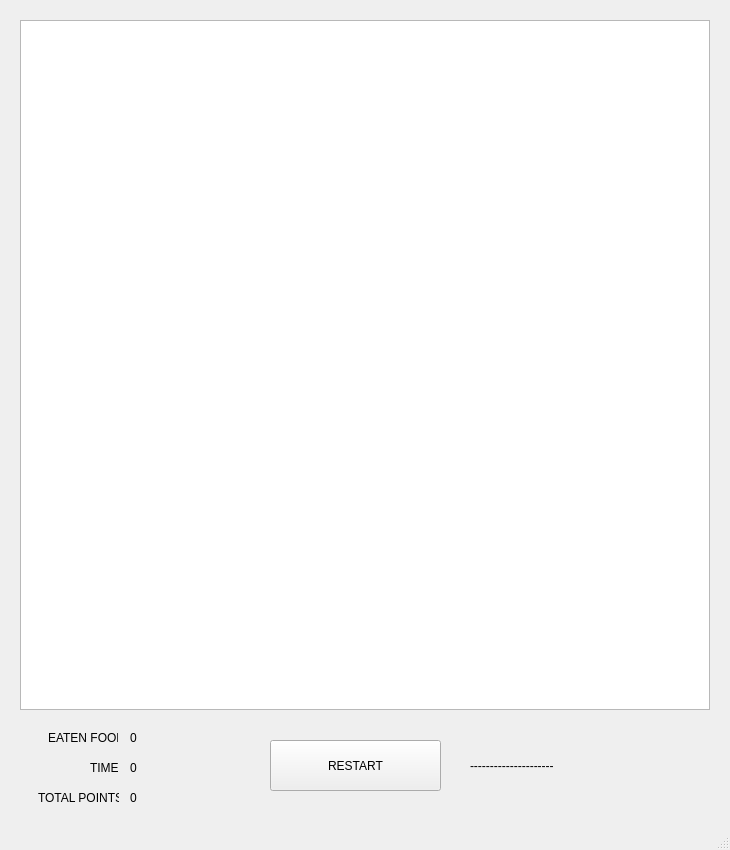
This is mainwindow.ui in Kacper2048/Snake as Qt 5 draws it before an edit. The edited form follows.
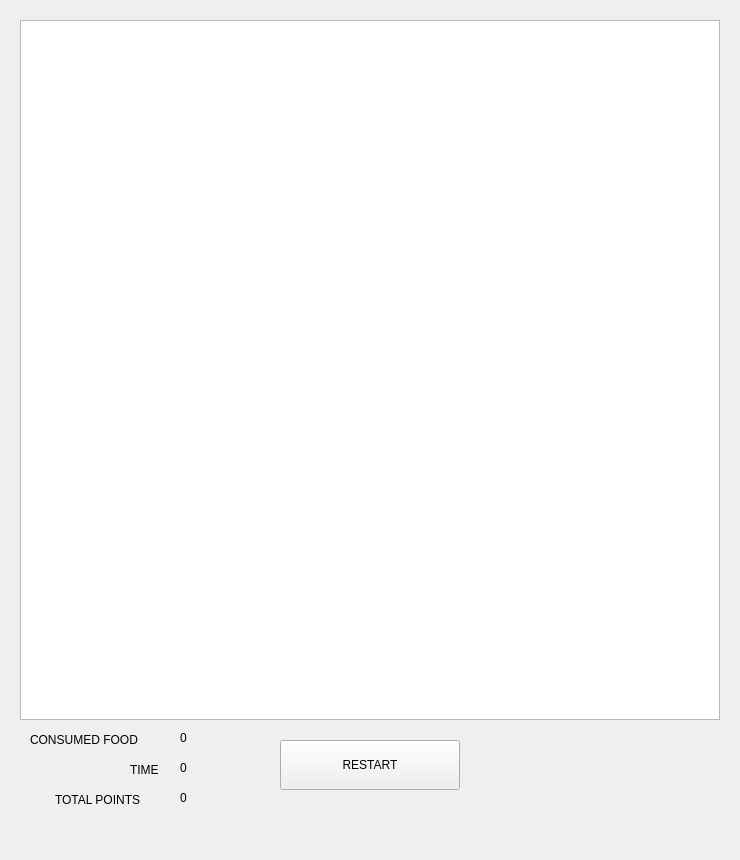
This is the edited form.

Diff of the .ui file:
```diff
--- a/mainwindow.ui
+++ b/mainwindow.ui
@@ -6,8 +6,8 @@
    <rect>
     <x>0</x>
     <y>0</y>
-    <width>730</width>
-    <height>850</height>
+    <width>740</width>
+    <height>860</height>
    </rect>
   </property>
   <property name="windowTitle">
@@ -19,44 +19,56 @@
      <rect>
       <x>20</x>
       <y>20</y>
-      <width>690</width>
-      <height>690</height>
+      <width>700</width>
+      <height>700</height>
      </rect>
     </property>
    </widget>
    <widget class="QPushButton" name="restartButton">
     <property name="geometry">
      <rect>
-      <x>270</x>
+      <x>280</x>
       <y>740</y>
-      <width>171</width>
-      <height>51</height>
+      <width>180</width>
+      <height>50</height>
      </rect>
     </property>
+    <property name="accessibleDescription">
+     <string/>
+    </property>
+    <property name="autoFillBackground">
+     <bool>false</bool>
+    </property>
     <property name="text">
      <string>RESTART</string>
     </property>
+    <property name="autoRepeat">
+     <bool>false</bool>
+    </property>
+    <property name="flat">
+     <bool>false</bool>
+    </property>
    </widget>
    <widget class="QLabel" name="label">
     <property name="geometry">
      <rect>
-      <x>48</x>
+      <x>30</x>
       <y>730</y>
-      <width>70</width>
-      <height>16</height>
+      <width>141</width>
+      <height>20</height>
      </rect>
     </property>
     <property name="text">
-     <string>EATEN FOOD</string>
+     <string>CONSUMED FOOD</string>
     </property>
    </widget>
    <widget class="QLabel" name="label_2">
     <property name="geometry">
      <rect>
-      <x>90</x>
+      <x>130</x>
       <y>760</y>
-      <width>31</width>
-      <height>16</height>
+      <width>61</width>
+      <height>20</height>
      </rect>
     </property>
     <property name="text">
@@ -66,10 +78,10 @@
    <widget class="QLabel" name="label_3">
     <property name="geometry">
      <rect>
-      <x>38</x>
+      <x>55</x>
       <y>790</y>
-      <width>81</width>
-      <height>16</height>
+      <width>111</width>
+      <height>20</height>
      </rect>
     </property>
     <property name="text">
@@ -79,7 +91,7 @@
    <widget class="QLabel" name="foodPoints">
     <property name="geometry">
      <rect>
-      <x>130</x>
+      <x>180</x>
       <y>730</y>
       <width>49</width>
       <height>16</height>
@@ -92,7 +104,7 @@
    <widget class="QLabel" name="timePoints">
     <property name="geometry">
      <rect>
-      <x>130</x>
+      <x>180</x>
       <y>760</y>
       <width>49</width>
       <height>16</height>
@@ -105,7 +117,7 @@
    <widget class="QLabel" name="totalPoints">
     <property name="geometry">
      <rect>
-      <x>130</x>
+      <x>180</x>
       <y>790</y>
       <width>49</width>
       <height>16</height>
@@ -120,16 +132,15 @@
      <rect>
       <x>470</x>
       <y>750</y>
-      <width>111</width>
+      <width>201</width>
       <height>31</height>
      </rect>
     </property>
     <property name="text">
-     <string>---------------------</string>
+     <string/>
     </property>
    </widget>
   </widget>
-  <widget class="QStatusBar" name="statusbar"/>
  </widget>
  <resources/>
  <connections/>
```
